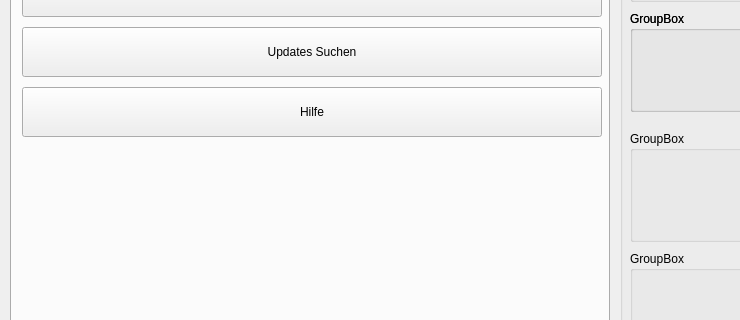
Above: mainwindow.ui from TLacmann/Dictus before the change; both pictures show x 0 to 740 and y 166 to 486 of the 830 by 600 pixel window. Below: the same form after it.
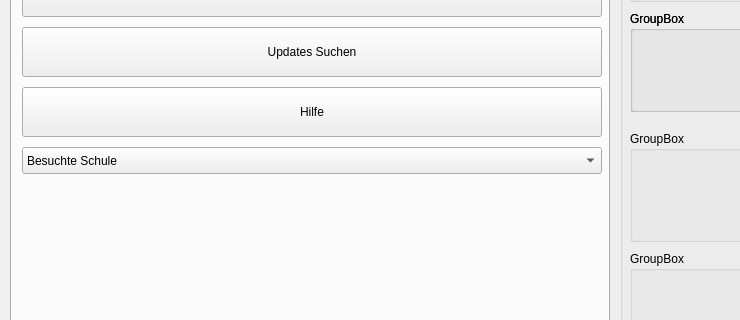
That is the form after the change.

Commit message: Added coursesArrayRead class

```diff
--- a/mainwindow.ui
+++ b/mainwindow.ui
@@ -82,6 +82,26 @@
        <string>Hilfe</string>
       </property>
      </widget>
+     <widget class="QComboBox" name="cBSchool">
+      <property name="geometry">
+       <rect>
+        <x>10</x>
+        <y>250</y>
+        <width>580</width>
+        <height>27</height>
+       </rect>
+      </property>
+      <item>
+       <property name="text">
+        <string>Besuchte Schule</string>
+       </property>
+      </item>
+      <item>
+       <property name="text">
+        <string>AlbertEinsteinGymnasium-Ulm</string>
+       </property>
+      </item>
+     </widget>
     </widget>
     <widget class="QWidget" name="pData">
      <attribute name="title">
```
The commit also changes 6 other files.
